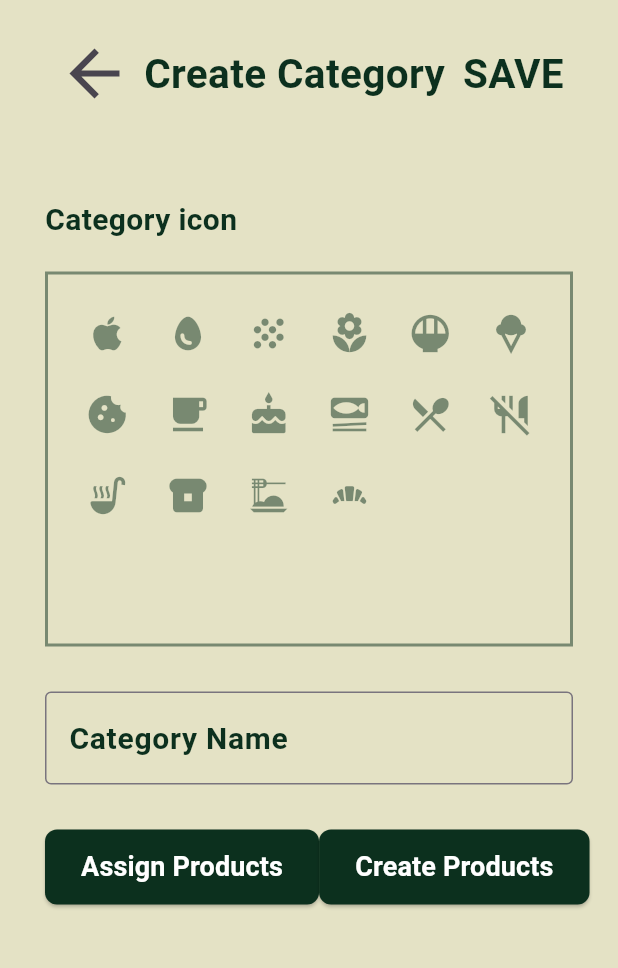
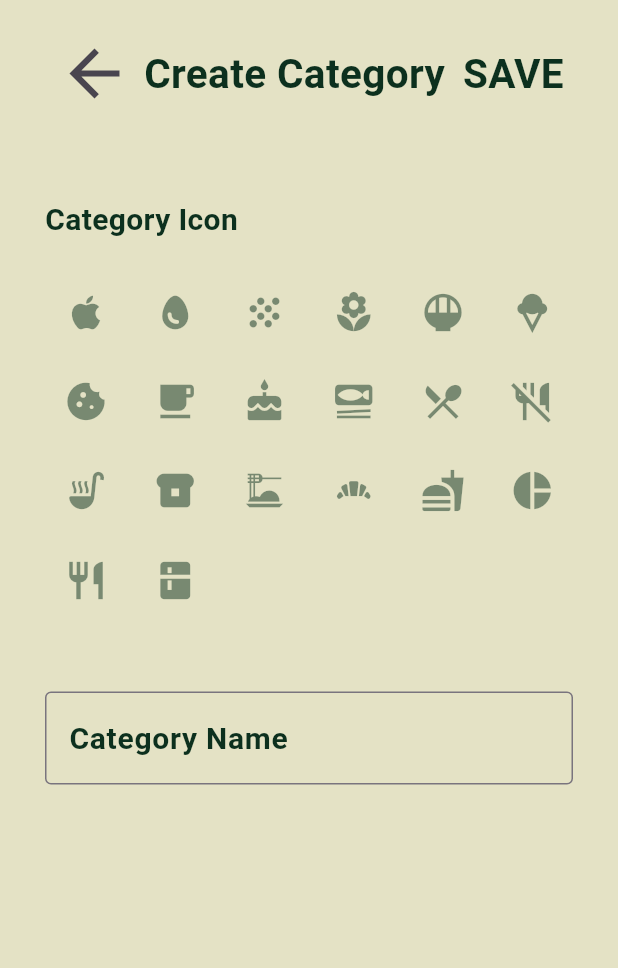
Before and after one commit to BBBIJI/Finals_POS, a Flutter app: the CreateCategory screen opened directly, on a phone screen of 412 x 824 dp, the part 120-1088 px from its top. Run offline on Flutter 3.47's test engine with Material 3 defaults, Android fonts, the phone set to English and light mode, and no system bars; our stand-ins replace equatable, flutter_bloc; missing offline and left inert: mysql1.

Commit message:
createcategory fucntion
function the create category already working. state management on progress

```diff
--- /dev/null
+++ b/src/finalproject_pulse/lib/data/model/category_model.dart
@@ -0,0 +1,24 @@
+import 'package:flutter/material.dart';
+
+class Category {
+  final String name;
+  final IconData icon;
+
+  Category({required this.name, required this.icon});
+
+  // Convert a Category to a Map object for storage (SharedPreferences)
+  Map<String, dynamic> toMap() {
+    return {
+      'name': name,
+      'icon': icon.codePoint, // store the icon's codePoint
+    };
+  }
+
+  // Create a Category from a Map (for reading from storage)
+  factory Category.fromMap(Map<String, dynamic> map) {
+    return Category(
+      name: map['name'],
+      icon: IconData(map['icon'], fontFamily: 'MaterialIcons'),
+    );
+  }
+}
--- a/src/finalproject_pulse/lib/presentation/inventory/pages/create_category.dart
+++ b/src/finalproject_pulse/lib/presentation/inventory/pages/create_category.dart
@@ -1,10 +1,8 @@
 // ignore_for_file: prefer_const_constructors
-import 'package:finalproject_pulse/common/helpr/navigator/app_navigator.dart';
+
 import 'package:finalproject_pulse/common/widgets/app_bar.dart';
 import 'package:finalproject_pulse/core/config/theme/app_colors.dart';
-import 'package:finalproject_pulse/presentation/inventory/pages/category.dart';
 import 'package:flutter/material.dart';
-import 'package:finalproject_pulse/common/widgets/custom_button.dart';
 
 class CreateCategory extends StatefulWidget {
   const CreateCategory({super.key});
@@ -14,7 +12,6 @@ class CreateCategory extends StatefulWidget {
 }
 
 class _CreateCategoryState extends State<CreateCategory> {
-  // List of available icons for category selection
   final List<IconData> categoryIcons = [
     Icons.apple,
     Icons.egg,
@@ -32,18 +29,37 @@ class _CreateCategoryState extends State<CreateCategory> {
     Icons.breakfast_dining,
     Icons.dinner_dining,
     Icons.bakery_dining,
+    Icons.fastfood,
+    Icons.pie_chart,
+    Icons.restaurant,
+    Icons.kitchen,
   ];
 
-  int? selectedIconIndex; // Stores the index of the selected icon
+  int? selectedIconIndex;
+  final TextEditingController _categoryNameController = TextEditingController();
+
+  void _saveCategory() {
+    if (selectedIconIndex == null || _categoryNameController.text.isEmpty) {
+      ScaffoldMessenger.of(context).showSnackBar(
+        const SnackBar(content: Text('Please select an icon and enter a name')),
+      );
+      return;
+    }
+
+    // Pass the selected category back to the calling page
+    final newCategory = {
+      'icon': categoryIcons[selectedIconIndex!],
+      'name': _categoryNameController.text,
+    };
+
+    Navigator.pop(context, newCategory);
+  }
 
   @override
   Widget build(BuildContext context) {
-    final screenWidth = MediaQuery.of(context).size.width;
-
     return Scaffold(
       backgroundColor: AppColors.greenlight,
-      appBar: CustomAppBar(), // Custom app bar widget for consistency
-      drawer: CustomDrawer(), // Custom drawer for side navigation
+      appBar: CustomAppBar(),
       body: Padding(
         padding: const EdgeInsets.symmetric(horizontal: 30.0, vertical: 16.0),
         child: Column(
@@ -53,15 +69,10 @@ class _CreateCategoryState extends State<CreateCategory> {
             Row(
               mainAxisAlignment: MainAxisAlignment.spaceBetween,
               children: [
-                // Back Button
                 IconButton(
-                  onPressed: () {
-                    AppNavigator.pushReplacement(context, InventoryCategory());
-                  }, // Define back button action here
-                  icon: Icon(Icons.arrow_back),
-                  iconSize: 50,
+                  onPressed: () => Navigator.pop(context),
+                  icon: Icon(Icons.arrow_back, size: 50),
                 ),
-                // Title "Create Category"
                 Text(
                   'Create Category',
                   style: TextStyle(
@@ -70,9 +81,8 @@ class _CreateCategoryState extends State<CreateCategory> {
                     fontSize: 27,
                   ),
                 ),
-                // Save Button
                 TextButton(
-                  onPressed: () {}, // Define save button action here
+                  onPressed: _saveCategory,
                   child: Text(
                     'SAVE',
                     style: TextStyle(
@@ -84,14 +94,11 @@ class _CreateCategoryState extends State<CreateCategory> {
                 ),
               ],
             ),
-            SizedBox(
-                height: 50), // Space between header and category icon label
-
-            // Category Icon Label
+            SizedBox(height: 50),
             Align(
               alignment: Alignment.centerLeft,
               child: Text(
-                'Category icon',
+                'Category Icon',
                 style: TextStyle(
                   fontWeight: FontWeight.bold,
                   fontSize: 20,
@@ -99,32 +106,20 @@ class _CreateCategoryState extends State<CreateCategory> {
                 ),
               ),
             ),
-            SizedBox(height: 20), // Space before category icons grid
-
-            // Category Icons Selection Container
+            SizedBox(height: 20),
+            // Icon Selection Grid
             Container(
-              width: screenWidth * 0.9,
               height: 250,
-              decoration: BoxDecoration(
-                border: Border.all(
-                  color: AppColors.primarygreen.withOpacity(0.5),
-                  width: 2,
-                ),
-              ),
-              child: Padding(
-                padding: const EdgeInsets.all(15.0),
-                // GridView for displaying icons
               child: GridView.builder(
                 gridDelegate: SliverGridDelegateWithFixedCrossAxisCount(
-                    crossAxisCount: 6, // Number of icons per row
-                    crossAxisSpacing: 5, // Spacing between icons
-                    mainAxisSpacing: 5, // Spacing between rows
+                  crossAxisCount: 6,
+                  crossAxisSpacing: 5,
+                  mainAxisSpacing: 5,
                 ),
-                  itemCount: categoryIcons.length, // Total number of icons
+                itemCount: categoryIcons.length,
                 itemBuilder: (context, index) {
                   return GestureDetector(
                     onTap: () {
-                        // Set the selected icon index
                       setState(() {
                         selectedIconIndex = index;
                       });
@@ -140,13 +135,12 @@ class _CreateCategoryState extends State<CreateCategory> {
                 },
               ),
             ),
-            ),
-            SizedBox(height: 30), // Space before the category name input field
-
-            // Category Name Input Field
+            SizedBox(height: 30),
+            // Category Name Input
             SizedBox(
-              width: screenWidth * 0.9,
+              width: MediaQuery.of(context).size.width * 0.9,
               child: TextField(
+                controller: _categoryNameController,
                 decoration: InputDecoration(
                   hintText: 'Category Name',
                   hintStyle: TextStyle(
@@ -163,34 +157,6 @@ class _CreateCategoryState extends State<CreateCategory> {
                 ),
               ),
             ),
-            SizedBox(height: 30), // Space before the action buttons
-
-            // Action Buttons
-            Row(
-              mainAxisAlignment: MainAxisAlignment.spaceEvenly,
-              children: [
-                // Assign Products Button
-                CustomButton(
-                  text: "Assign Products",
-                  onPressed: () {
-                    // Define action for "Assign Products"
-                  },
-                  width: screenWidth * 0.35,
-                  height: 50,
-                  borderRadius: 8,
-                ),
-                // Create Products Button
-                CustomButton(
-                  text: "Create Products",
-                  onPressed: () {
-                    // Define action for "Create Products"
-                  },
-                  width: screenWidth * 0.35,
-                  height: 50,
-                  borderRadius: 8,
-                ),
-              ],
-            ),
           ],
         ),
       ),
```
Also changed, not shown: src/finalproject_pulse/lib/presentation/inventory/pages/category.dart (+47 -78 lines), src/finalproject_pulse/lib/presentation/inventory/pages/create_product.dart (+25 -8 lines), src/finalproject_pulse/lib/presentation/inventory/pages/product.dart (+15 -5 lines), src/finalproject_pulse/lib/presentation/inventory/widget/card_category.dart (added, +56 -0 lines), src/finalproject_pulse/lib/presentation/inventory/widget/navigationbar.dart (+26 -2 lines). Lines whose indentation alone changed are shown as unchanged.
